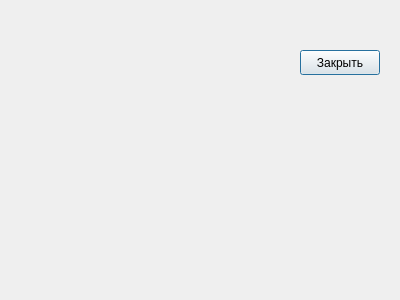
Qt form istu_programming_course_work/dialogstudentbyvariantandsumscore.ui (alchalov/istu_programming_course_work) before a commit.
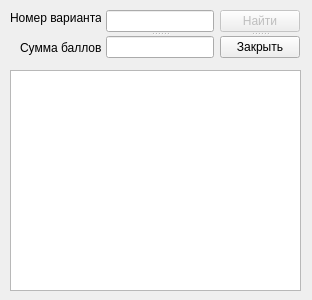
The same form after that commit.

Patch:
```diff
--- a/istu_programming_course_work/dialogstudentbyvariantandsumscore.ui
+++ b/istu_programming_course_work/dialogstudentbyvariantandsumscore.ui
@@ -6,24 +6,91 @@
    <rect>
     <x>0</x>
     <y>0</y>
-    <width>400</width>
+    <width>312</width>
     <height>300</height>
    </rect>
   </property>
   <property name="windowTitle">
    <string>Список студентов с заданным номером варианта, имеющих заданную сумму баллов по всем 3 задачам</string>
   </property>
-  <widget class="QPushButton" name="closeButton">
+  <widget class="QLabel" name="label">
    <property name="geometry">
     <rect>
-     <x>300</x>
-     <y>50</y>
+     <x>10</x>
+     <y>10</y>
+     <width>91</width>
+     <height>16</height>
+    </rect>
+   </property>
+   <property name="text">
+    <string>Номер варианта</string>
+   </property>
+  </widget>
+  <widget class="QLabel" name="label_2">
+   <property name="geometry">
+    <rect>
+     <x>20</x>
+     <y>40</y>
+     <width>81</width>
+     <height>16</height>
+    </rect>
+   </property>
+   <property name="text">
+    <string>Сумма баллов</string>
+   </property>
+  </widget>
+  <widget class="QSplitter" name="splitter">
+   <property name="geometry">
+    <rect>
+     <x>106</x>
+     <y>10</y>
+     <width>108</width>
+     <height>48</height>
+    </rect>
+   </property>
+   <property name="orientation">
+    <enum>Qt::Vertical</enum>
+   </property>
+   <widget class="QLineEdit" name="lineEditVariant"/>
+   <widget class="QLineEdit" name="lineEditSum"/>
+  </widget>
+  <widget class="QSplitter" name="splitter_2">
+   <property name="geometry">
+    <rect>
+     <x>220</x>
+     <y>10</y>
      <width>80</width>
-     <height>25</height>
+     <height>48</height>
     </rect>
    </property>
-   <property name="text">
-    <string>Закрыть</string>
+   <property name="orientation">
+    <enum>Qt::Vertical</enum>
+   </property>
+   <widget class="QPushButton" name="findButton">
+    <property name="enabled">
+     <bool>false</bool>
+    </property>
+    <property name="text">
+     <string>Найти</string>
+    </property>
+    <property name="default">
+     <bool>true</bool>
+    </property>
+   </widget>
+   <widget class="QPushButton" name="closeButton">
+    <property name="text">
+     <string>Закрыть</string>
+    </property>
+   </widget>
+  </widget>
+  <widget class="QListWidget" name="listWidget">
+   <property name="geometry">
+    <rect>
+     <x>10</x>
+     <y>70</y>
+     <width>291</width>
+     <height>221</height>
+    </rect>
    </property>
   </widget>
  </widget>
```
